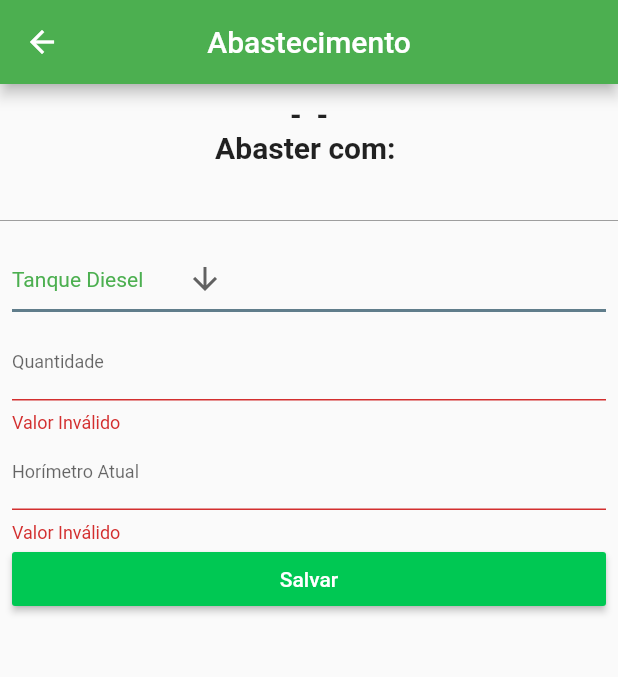
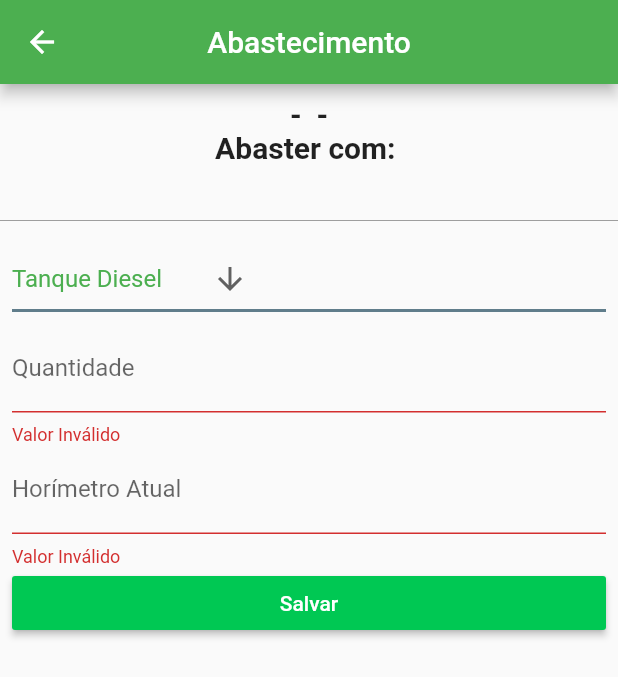
Before and after one commit to daniloscipioni/agro-app, a Flutter app: the FormularioAbastecer screen opened directly with empty values, after a tap on "Salvar", on a phone screen of 412 x 824 dp. Shown: the top 677 px of the screen. Run offline on Flutter 3.47's test engine with Material 2 defaults, Android fonts, the phone set to English and light mode, and no system bars; our stand-ins replace flutter_speed_dial, sqflite; accounts and stored records are empty.

```diff
--- a/lib/database/machine_historico_dao.dart
+++ b/lib/database/machine_historico_dao.dart
@@ -7,7 +7,7 @@ import 'package:bavaresco/repository/machineTipoApontamentoRepository.dart';
 import 'package:flutter/material.dart';
 import 'package:sqflite/sqlite_api.dart';
 
-class MachineHistoricoDao extends ChangeNotifier {
+class MachineHistoricoDao{
   static const String _id = 'id';
 
   static const String _tableMaquina = 'machines';
@@ -267,8 +267,9 @@ class MachineHistoricoDao extends ChangeNotifier {
     ' $_motorized, '
     ' $_fuelType, '
     ' $_tankCapacity, '
-    '(SELECT $_tableApontamentoMaquina.$_hrmetroAtualAbastecimento FROM $_tableApontamentoMaquina WHERE $_tableApontamentoMaquina.$_idMachine = $_tableMaquina.$_id AND $_tableApontamentoMaquina.$_idHistoricType = 1 order by $_date desc LIMIT 1) as $_ultimoAbastecimento '
-
+    '(SELECT $_tableApontamentoMaquina.$_abastecimentoQtde FROM $_tableApontamentoMaquina WHERE $_tableApontamentoMaquina.$_idMachine = $_tableMaquina.$_id AND $_tableApontamentoMaquina.$_idHistoricType = 1 order by $_date desc LIMIT 1) as $_ultimoAbastecimento, '
+    '(SELECT $_tableApontamentoMaquina.$_hrmetroAtualAbastecimento FROM $_tableApontamentoMaquina WHERE $_tableApontamentoMaquina.$_idMachine = $_tableMaquina.$_id AND $_tableApontamentoMaquina.$_idHistoricType = 1 order by $_date desc LIMIT 1) as $_horimetroAtual, '
+    '(SELECT SUM($_tableApontamentoMaquina.$_abastecimentoQtde) FROM $_tableApontamentoMaquina WHERE $_tableApontamentoMaquina.$_idMachine = $_tableMaquina.$_id AND $_tableApontamentoMaquina.$_idHistoricType = 1 ) as $_consumoMedio '
     'FROM $_tableMaquina '
     'join $_tableFabricante on $_tableMaquina.$_idMachineManufacturer = $_tableFabricante.$_id '
     'join $_tableModelo on $_tableModelo.$_id = $_tableMaquina.$_idModel'
@@ -276,6 +277,7 @@ class MachineHistoricoDao extends ChangeNotifier {
     );
 
     List<InfoApontamentoAcumRepository> apontamentos = toListInfoApontamentoAcum(result);
+
 
     return apontamentos;
   }
@@ -312,9 +314,9 @@ class MachineHistoricoDao extends ChangeNotifier {
           row[_hrmetroAtualAbastecimento],
           row[_hrmetroAtualizacao],
           row[_aptoDefeitoObs],
-          row[_ultimoAbastecimento].toString()
-          // row[_horimetroAtual],
-          // row[_consumoMedio],
+          row[_ultimoAbastecimento].toString(),
+          row[_horimetroAtual].toString(),
+          row[_consumoMedio].toString()//,
           // row[_custoHorario]
       );
 
@@ -325,5 +327,5 @@ class MachineHistoricoDao extends ChangeNotifier {
 
 
   }
-  notifyListeners();
+
 }
--- a/lib/repository/machineInfoApontamentoAcumRepository.dart
+++ b/lib/repository/machineInfoApontamentoAcumRepository.dart
@@ -1,4 +1,4 @@
-import 'package:flutter/cupertino.dart';
+import 'package:flutter/material.dart';
 
 class InfoApontamentoAcumRepository {
   int _id;
@@ -26,8 +26,8 @@ class InfoApontamentoAcumRepository {
   int _hrmetroAtualizacao;
   String _aptoDefeitoObs;
   String _ultimoAbastecimento;
-  // String _horimetroAtual;
-  // String _consumoMedio;
+  String _horimetroAtual;
+  String _consumoMedio;
   // String _custoHorario;
 
 
@@ -56,9 +56,9 @@ class InfoApontamentoAcumRepository {
       this._hrmetroAtualAbastecimento,
       this._hrmetroAtualizacao,
       this._aptoDefeitoObs,
-      this._ultimoAbastecimento
-      // this._horimetroAtual,
-      // this._consumoMedio,
+      this._ultimoAbastecimento,
+      this._horimetroAtual,
+      this._consumoMedio,
       // this._custoHorario
       );
 
@@ -72,18 +72,18 @@ class InfoApontamentoAcumRepository {
   //   _custoHorario = value;
   // }
   //
-  // String get consumoMedio => _consumoMedio;
-  //
-  // set consumoMedio(String value) {
-  //   _consumoMedio = value;
-  // }
-  //
-  // String get horimetroAtual => _horimetroAtual;
-  //
-  // set horimetroAtual(String value) {
-  //   _horimetroAtual = value;
-  // }
-  //
+  String get consumoMedio => _consumoMedio;
+
+  set consumoMedio(String value) {
+    _consumoMedio = value;
+  }
+
+  String get horimetroAtual => _horimetroAtual;
+
+  set horimetroAtual(String value) {
+    _horimetroAtual = value;
+  }
+
   String get ultimoAbastecimento => _ultimoAbastecimento;
 
   set ultimoAbastecimento(String value) {
--- a/lib/screens/formulario/abastecer.dart
+++ b/lib/screens/formulario/abastecer.dart
@@ -6,6 +6,7 @@ import 'package:bavaresco/repository/machineInfoApontamentoAcumRepository.dart';
 import 'package:bavaresco/repository/machineRepository.dart';
 import 'package:bavaresco/screens/lista/historico.dart';
 import 'package:bavaresco/screens/lista/maquina.dart';
+import 'package:flutter/foundation.dart';
 import 'package:flutter/material.dart';
 import 'package:flutter/services.dart';
 import 'package:path/path.dart';
@@ -122,7 +123,7 @@ class _formularioAbastecerState extends State<FormularioAbastecer>
                       itemHeight: 60,
                       iconSize: 24,
                       elevation: 16,
-                      style: TextStyle(color: Colors.green),
+                      style: TextStyle(color: Colors.green,fontSize: 16),
                       underline: Container(
                         height: 2,
                         color: Colors.blueGrey,
@@ -149,8 +150,8 @@ class _formularioAbastecerState extends State<FormularioAbastecer>
                         controller: _quantidadeController,
                         // ignore: missing_return
                         validator: (value) {
-                          if (value.isEmpty ||
-                              (!isNumber(value.replaceAll(',', '.')))) {
+
+                          if (value.isEmpty || (!isNumber(value.replaceAll(',', '.')))) {
                             return 'Valor Inválido';
                           }
                         },
@@ -158,7 +159,7 @@ class _formularioAbastecerState extends State<FormularioAbastecer>
                           labelText: 'Quantidade',
                           hintText: '0.0',
                         ),
-                        style: TextStyle(fontSize: 12.0),
+                        style: TextStyle(fontSize: 16.0),
                         keyboardType:
                             TextInputType.numberWithOptions(decimal: true),
                         // ignore: deprecated_member_use
@@ -174,16 +175,25 @@ class _formularioAbastecerState extends State<FormularioAbastecer>
                       controller: _horimetroAtualController,
                       // ignore: missing_return
                       validator: (value) {
-                        if (value.isEmpty || (!isNumber(value))) {
+                        if (value.isEmpty || (!isNumber(value.replaceAll(',', '')))) {
                           return 'Valor Inválido';
                         }
+
+                        if (int.parse(value) <= int.parse(widget.machine.horimetroAtual.toString())) {
+                          return 'Horímetro Informado menor ou igual que horímetro anterior';
+                        }
+
                       },
                       decoration: InputDecoration(
                         labelText: 'Horímetro Atual',
-                        hintText: '0.0',
+                        hintText: '0',
                       ),
-                      style: TextStyle(fontSize: 12.0),
+                      style: TextStyle(fontSize: 16.0),
                       keyboardType: TextInputType.number,
+                        inputFormatters: [
+                          BlacklistingTextInputFormatter(
+                              new RegExp('[\\-|\\ ]'))
+                        ]
                     ),
                     RaisedButton(
                       child: Text('Salvar'),
@@ -249,6 +259,7 @@ class _formularioAbastecerState extends State<FormularioAbastecer>
 } // Function to validate the number
 
 bool isNumber(String value) {
+
   if (value == null) {
     return true;
   }
--- a/lib/screens/formulario/apontar_defeito.dart
+++ b/lib/screens/formulario/apontar_defeito.dart
@@ -108,7 +108,7 @@ class _formularioApontarDefeitoState extends State<FormularioApontarDefeito> wit
                     itemHeight: 60,
                     iconSize: 24,
                     elevation: 16,
-                    style: TextStyle(color: Colors.green),
+                    style: TextStyle(color: Colors.green,fontSize: 16),
                     underline: Container(
                       height: 2,
                       color: Colors.blueGrey,
@@ -133,7 +133,7 @@ class _formularioApontarDefeitoState extends State<FormularioApontarDefeito> wit
                       decoration: InputDecoration(
                         labelText: 'Observações',
                       ),
-                      style: TextStyle(fontSize: 12.0),
+                      style: TextStyle(fontSize: 16.0),
                       keyboardType: TextInputType.text,
                     ),
                   ),
```
Also changed, not shown: lib/screens/lista/historico.dart (+153 -57 lines), lib/screens/lista/maquina.dart (+20 -9 lines).
